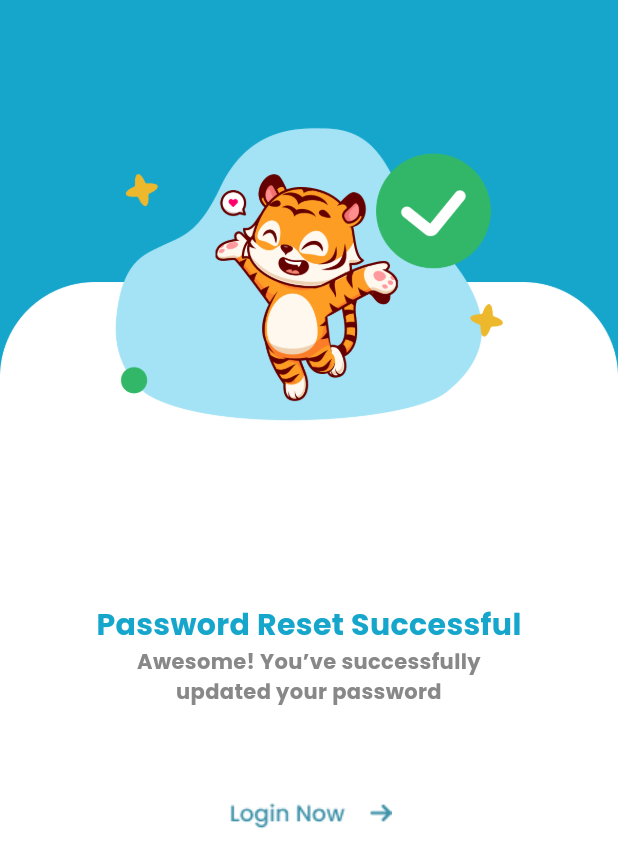
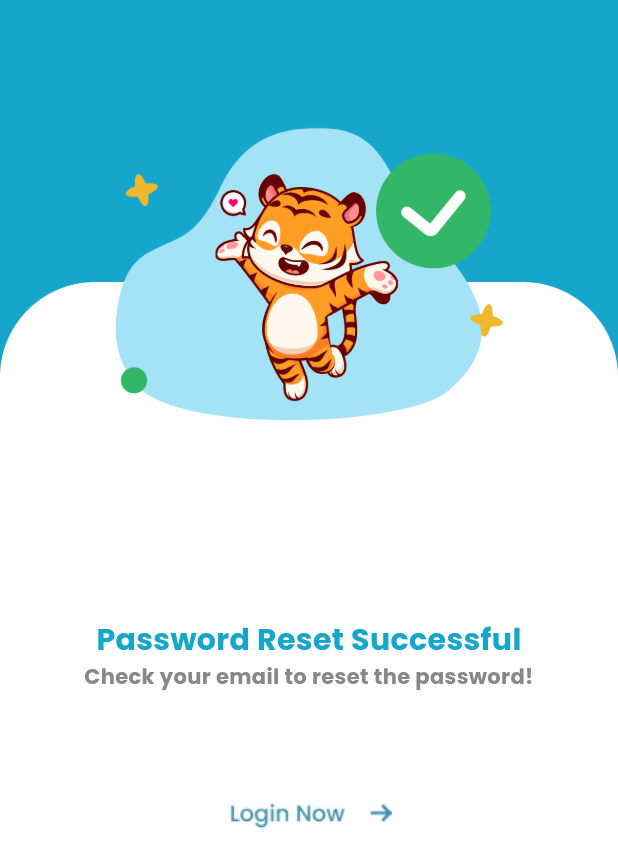
Before and after one commit to adibbbb/rentify, a Flutter app: the SuccessPage screen opened directly, on a phone screen of 412 x 824 dp. Shown: the top 868 px of the screen. Run offline on Flutter 3.47's test engine with Material 3 defaults, Android fonts, the phone set to English and light mode, and no system bars; our stand-ins replace carousel_slider, dots_indicator, file_picker, firebase_auth, firebase_core, firebase_database and 5 more; accounts and stored records are empty.

Commit message:
reset password to email done

```diff
--- a/lib/login page/success_pass.dart
+++ b/lib/login page/success_pass.dart
@@ -31,8 +31,7 @@ class SuccessPage extends StatelessWidget {
                   ),
                   children: [
                     TextSpan(
-                        text:
-                            "Awesome! You’ve successfully\nupdated your password ",
+                        text: "Check your email to reset the password! ",
                         style: GoogleFonts.poppins(
                             fontSize: 14, color: Color(0xFF888888)))
                   ]),
--- a/lib/main.dart
+++ b/lib/main.dart
@@ -30,7 +30,7 @@ class MyApp extends StatelessWidget {
           colorScheme: ColorScheme.fromSeed(seedColor: Colors.deepPurple),
           useMaterial3: true,
         ),
-        // home: SignUpPage());
-        home: const NavbarAdmin());
+        home: SignUpPage());
+        //home: const NavbarAdmin());
   }
 }
```
Also changed, not shown: lib/login page/forget_password.dart (+30 -12 lines).
